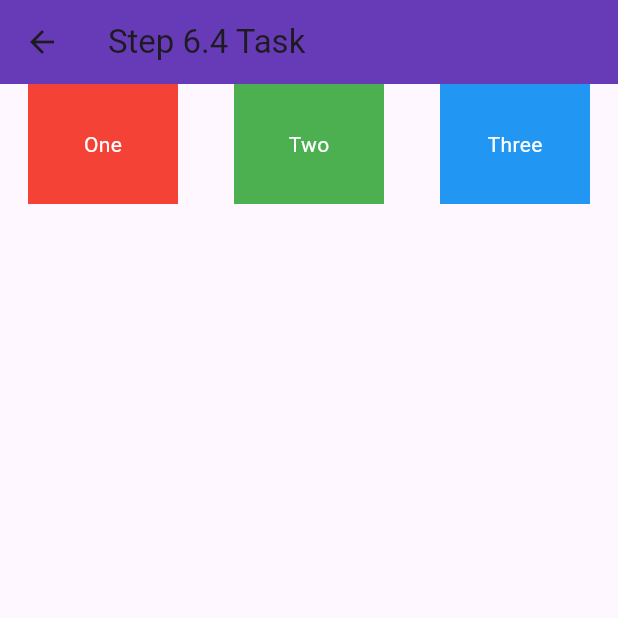
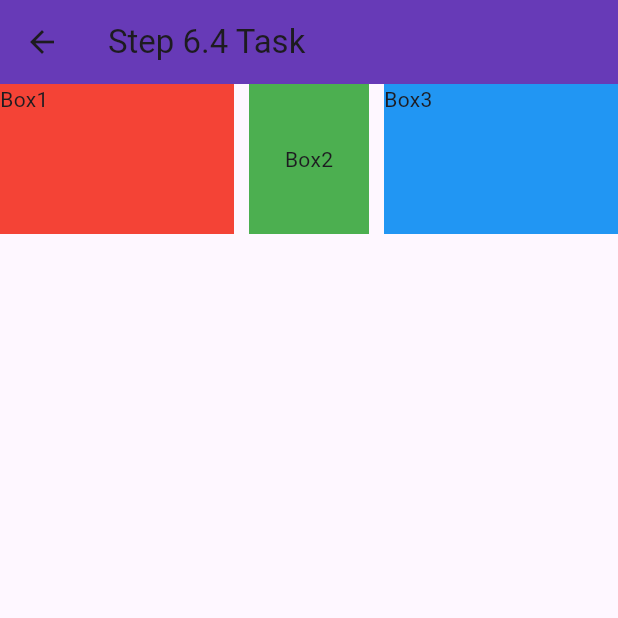
Before and after one commit to SaidurRahman1004/FlutterPractise1, a Flutter app: the HomeActivity screen opened directly, in the side drawer, after a tap on "TestPAge", on a phone screen of 412 x 824 dp, the top half of it. Run offline on Flutter 3.47's test engine with Material 3 defaults, Android fonts, the phone set to English and light mode, and no system bars; network calls fail.

Commit message:
commit 3

```diff
--- /dev/null
+++ b/lib/gridExample.dart
@@ -0,0 +1,60 @@
+import 'package:flutter/cupertino.dart';
+import 'package:flutter/material.dart';
+
+class gridExample extends StatelessWidget{
+
+  var mycardItem = [
+    {"img": "https://i.postimg.cc/jjKRZgRq/profile-pic-1.png", "title": "Siyam Devo"},
+    {"img": "https://i.postimg.cc/tJnDcHjL/received-1211965183511363.jpg", "title": "Hiru r Pola Natok rasel"},
+    {"img": "https://i.postimg.cc/Xvx2G8LD/received-1010764821237896.jpg", "title": "HiruDon"},
+    {"img": "https://i.postimg.cc/wB9fjPXm/received-1192891685907628.png", "title": "Padraj Arafat"},
+    {"img": "https://i.postimg.cc/vBN3XZpr/received-682209511020550.jpg", "title": "Hot Xahid 2 2"},
+    {"img": "https://i.postimg.cc/L8tQRR1S/received-990889806002858.jpg", "title": "Dudu Hujur"},
+    {"img": "https://i.postimg.cc/mDxzTffY/0.jpg", "title": "Chris Brown"},
+    {"img": "https://i.postimg.cc/mDxzTffY/0.jpg", "title": "Olivia Jones"},
+    {"img": "https://i.postimg.cc/mDxzTffY/0.jpg", "title": "James Garcia"},
+    {"img": "https://i.postimg.cc/mDxzTffY/0.jpg", "title": "Sophia Rodriguez"},
+    {"img": "https://i.postimg.cc/mDxzTffY/0.jpg", "title": "Daniel Martinez"},
+    {"img": "https://i.postimg.cc/mDxzTffY/0.jpg", "title": "Ava Hernandez"},
+    {"img": "https://i.postimg.cc/mDxzTffY/0.jpg", "title": "Matthew Lopez"},
+    {"img": "https://i.postimg.cc/mDxzTffY/0.jpg", "title": "Mia Gonzalez"},
+    {"img": "https://i.postimg.cc/mDxzTffY/0.jpg", "title": "Andrew Perez"},
+  ];
+
+  //snackbar
+  mysnkbar(msg,context){
+    return ScaffoldMessenger.of(context).showSnackBar(SnackBar(content: Text(msg)));
+  }
+
+  @override
+  Widget build(BuildContext context) {
+    return MaterialApp(
+      debugShowCheckedModeBanner: false,
+      home: Scaffold(
+        appBar: AppBar(title: Text("GridExample"),),
+        body: GridView.builder(
+            gridDelegate: SliverGridDelegateWithFixedCrossAxisCount(
+              crossAxisCount: 2,
+              crossAxisSpacing: 1,
+              childAspectRatio: 1.2,
+            ),
+            itemCount: mycardItem.length,
+            itemBuilder: (context,index){
+              return GestureDetector(
+                onLongPress: (){mysnkbar(mycardItem[index]['title'],context);},
+                child: Container(
+                  margin: EdgeInsets.all(10),
+                  width: double.infinity,
+                  height: 220,
+                  child: Image.network(mycardItem[index]['img']!,fit: BoxFit.fill ),),
+              );
+            }
+        ),
+
+
+
+      ),
+    );
+  }
+
+}
--- a/lib/listview.dart
+++ b/lib/listview.dart
@@ -36,7 +36,7 @@ class ListItemsActivity extends StatelessWidget{
   ];
 
 
-
+//snackbar
   mysnk(msg,context){
     return ScaffoldMessenger.of(context).showSnackBar(SnackBar(content: Text(msg)));
   }
--- a/lib/main.dart
+++ b/lib/main.dart
@@ -2,15 +2,24 @@ import 'package:flutter/cupertino.dart';
 import 'package:flutter/material.dart';
 import 'package:url_launcher/url_launcher.dart';
 import 'SecondPage.dart';
+import 'tabBottom.dart';
 import 'layoutP.dart';
 import 'practisePage.dart';
 import 'Practiseg2.dart';
 import 'listview.dart';
+import 'navigatorPassData.dart';
+import 'GminiPractise.dart';
 
-
+/*
+  runApp( MaterialApp(
+    home: GminiPractise(),
+  )
+ */
 
 void main(){
-  runApp( MyApp());  //listExample  //MyApp  //practisePage  //Practiseg2
+  runApp( MaterialApp(
+    home: GminiPractise(),
+  ));  //listExample  //MyApp  //practisePage  //Practiseg2 //ExampleOfAllList //GminiPractise
 }
 ///এখানে ২ টি ক্লাস MyApp,HomeActivity !MyApp ক্লাসে HomeActivity কে home: এ ডিফাইন করা হয়েছে যা এপ চালু হলে প্রাথমিক স্ক্রিন হিসেবে দেখাবে!
 class MyApp extends StatelessWidget{
@@ -148,7 +157,7 @@ ButtonSnack(BuildContext context){   //এটি কল করলেই ভি
         items: [
           BottomNavigationBarItem(icon: Icon(Icons.contact_mail),label: "Mail",),
           BottomNavigationBarItem(icon: Icon(Icons.home),label: "Home"),
-          BottomNavigationBarItem(icon: Icon(Icons.view_agenda),label: "View"),
+          BottomNavigationBarItem(icon: Icon(Icons.tab),label: "TabBar"),
         ],
         onTap: (int index){
           if(index == 0){
@@ -156,7 +165,7 @@ ButtonSnack(BuildContext context){   //এটি কল করলেই ভি
           }else if(index==1){
             ButtonSnackbar("This is Home", context);
           }else if(index==2){
-            ButtonSnackbar("This is View", context);
+            Navigator.push(context, MaterialPageRoute(builder: (context)=>ExampleOfAllList()));
           }
         },
 
@@ -216,6 +225,16 @@ ButtonSnack(BuildContext context){   //এটি কল করলেই ভি
               leading: Icon(Icons.list),
               title: Text("TestGminiTask"),
               onTap: (){Navigator.push(context, MaterialPageRoute(builder: (context)=>listExample()));},
+            ),
+            ListTile(
+              leading: Icon(Icons.navigate_before),
+              title: Text("NavigatorPassData"),
+              onTap: (){Navigator.push(context, MaterialPageRoute(builder: (context)=>navigatorPassData()));},
+            ),
+            ListTile(
+              leading: Icon(Icons.navigate_before),
+              title: Text("Gmini"),
+              onTap: (){Navigator.push(context, MaterialPageRoute(builder: (context)=>GminiPractise()));},
             ),
           ],
         ),
--- a/lib/practisePage.dart
+++ b/lib/practisePage.dart
@@ -124,8 +124,7 @@ class practisePage extends StatelessWidget{
  */
 
 ///6.4: Row vs Column – Advanced Concepts + Alignment + CrossAxis
-
-
+/*
 class practisePage extends StatelessWidget {
   @override
   Widget build(BuildContext context) {
@@ -161,3 +160,27 @@ class practisePage extends StatelessWidget {
     );
   }
 }
+
+ */
+//Task 6.5:Ans SizedBox, Expanded, Spacer – Flutter Layout
+class practisePage extends StatelessWidget {
+  @override
+  Widget build(BuildContext context) {
+    return Scaffold(
+      appBar: AppBar(
+        title: Text("Step 6.4 Task"),
+        backgroundColor: Colors.deepPurple,
+      ),
+      body: Row(
+        children: [
+          Expanded(child: Container(color: Colors.red,height: 100,child: Text("Box1"),)),
+          SizedBox(width: 10),
+          Container(width: 80, height: 100, color: Colors.green, child: Center(child: Text("Box2")),),
+          SizedBox(width: 10),
+          Expanded(child: Container(color: Colors.blue,height: 100,child: Text("Box3"),)),
+
+        ],
+      ),
+    );
+  }
+}
```
Also changed, not shown: lib/GminiPractise.dart (added, +76 -0 lines), lib/GminiPractiseNote.txt (added, +76 -0 lines), lib/cardViewExample.dart (added, +69 -0 lines), lib/navigatorPassData.dart (added, +82 -0 lines), lib/tabBottom.dart (added, +49 -0 lines).
